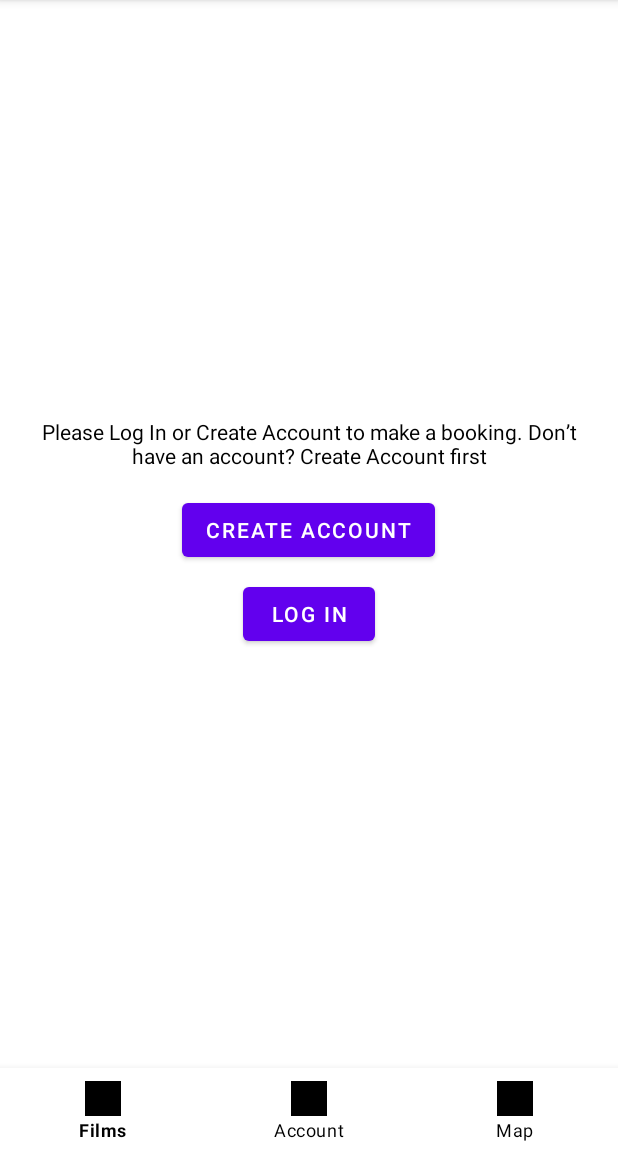
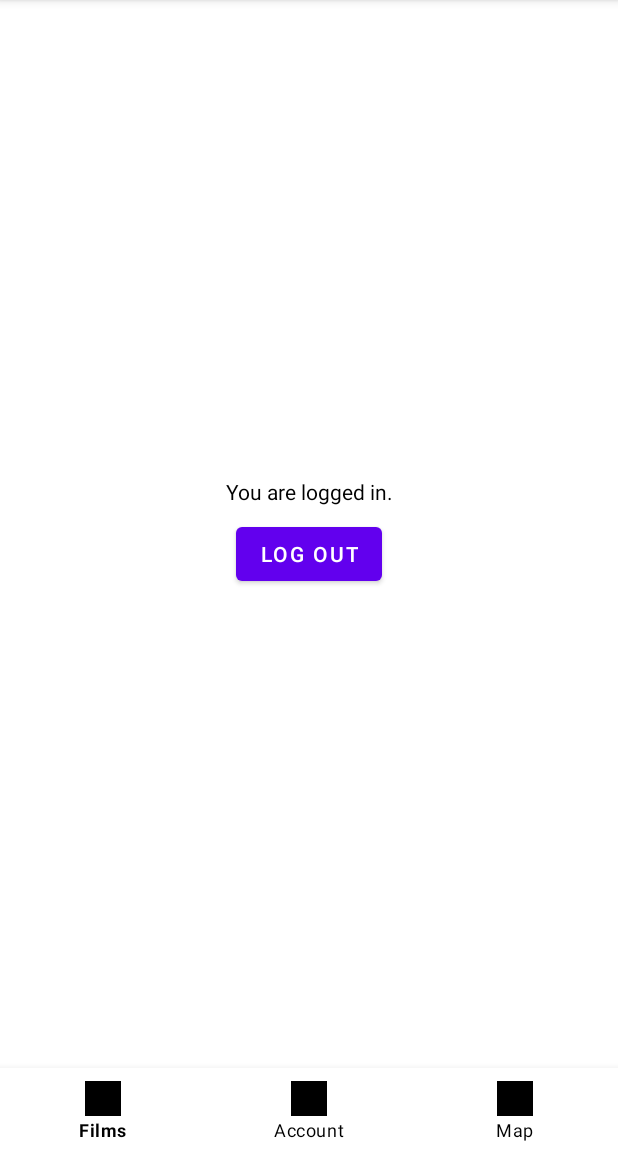
Before and after one commit to Jambo4231/CinemaAppAssignment, an Android app: the fragment AccountFragment placed in its activity, on a phone screen of 412 x 824 dp, the part 84-1236 px from its top. Run offline under Robolectric (Android 15) with nearby library versions, the phone set to English and light mode, and no system bars; our stand-ins replace Firebase (no records; nobody signed in at launch, a user with empty details on screens opened directly).

Commit message:
passing account information working

```diff
--- a/app/src/main/java/com/example/cinemaapp/AccountFragment.kt
+++ b/app/src/main/java/com/example/cinemaapp/AccountFragment.kt
@@ -4,14 +4,17 @@ import android.os.Bundle
 import android.view.LayoutInflater
 import android.view.View
 import android.view.ViewGroup
+import android.widget.Toast
 import androidx.fragment.app.Fragment
 import androidx.appcompat.app.AppCompatActivity
 import com.example.cinemaapp.databinding.FragmentAccountBinding
+import com.google.firebase.auth.FirebaseAuth
 
 class AccountFragment : Fragment(R.layout.fragment_account) {
 
     private var _binding: FragmentAccountBinding? = null
     private val binding get() = _binding!!
+    private val auth: FirebaseAuth = FirebaseAuth.getInstance()
 
     override fun onCreateView(
         inflater: LayoutInflater, container: ViewGroup?,
@@ -43,6 +46,30 @@ class AccountFragment : Fragment(R.layout.fragment_account) {
                 .addToBackStack(null)
                 .commit()
         }
+
+        binding.buttonLogout.setOnClickListener {
+            auth.signOut()
+            Toast.makeText(requireContext(), "Logged out successfully", Toast.LENGTH_SHORT).show()
+            updateUI()
+        }
+
+        updateUI()
+    }
+
+    private fun updateUI() {
+        if (auth.currentUser != null) {
+            // User is logged in
+            binding.buttonLogout.visibility = View.VISIBLE
+            binding.buttonCreateAccount.visibility = View.GONE
+            binding.buttonLogin.visibility = View.GONE
+            binding.textView.text = "You are logged in."
+        } else {
+            // User is not logged in
+            binding.buttonLogout.visibility = View.GONE
+            binding.buttonCreateAccount.visibility = View.VISIBLE
+            binding.buttonLogin.visibility = View.VISIBLE
+            binding.textView.text = "Please Log In or Create Account to make a booking. Don’t have an account? Create Account first"
+        }
     }
 
     override fun onDestroyView() {
--- a/app/src/main/java/com/example/cinemaapp/LoginFragment.kt
+++ b/app/src/main/java/com/example/cinemaapp/LoginFragment.kt
@@ -1,6 +1,7 @@
 package com.example.cinemaapp
 
 import android.os.Bundle
+import android.util.Log
 import android.util.Patterns
 import android.view.LayoutInflater
 import android.view.View
@@ -62,6 +63,7 @@ class LoginFragment : Fragment(R.layout.fragment_login) {
                     Toast.makeText(context, "Login successful", Toast.LENGTH_SHORT).show()
                     navigateToFragment(MyAccountFragment())
                 } else {
+                    Log.e("LoginFragment", "Login failed: ${task.exception?.message}")
                     Toast.makeText(context, "Login failed: ${task.exception?.message}", Toast.LENGTH_SHORT).show()
                 }
             }
--- a/app/src/main/res/layout/fragment_account.xml
+++ b/app/src/main/res/layout/fragment_account.xml
@@ -30,4 +30,12 @@
         android:layout_height="wrap_content"
         android:text="Log In"
         android:layout_marginTop="8dp" />
+
+    <Button
+        android:id="@+id/button_logout"
+        android:layout_width="wrap_content"
+        android:layout_height="wrap_content"
+        android:text="Log Out"
+        android:layout_marginTop="8dp"
+        android:visibility="gone" /> <!-- Initially hidden -->
 </LinearLayout>
```
